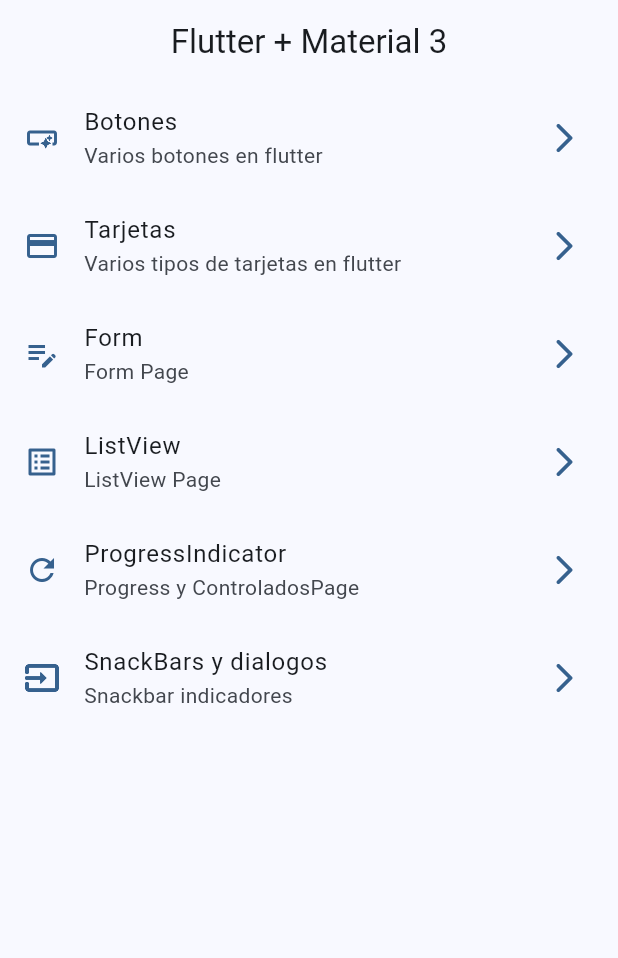
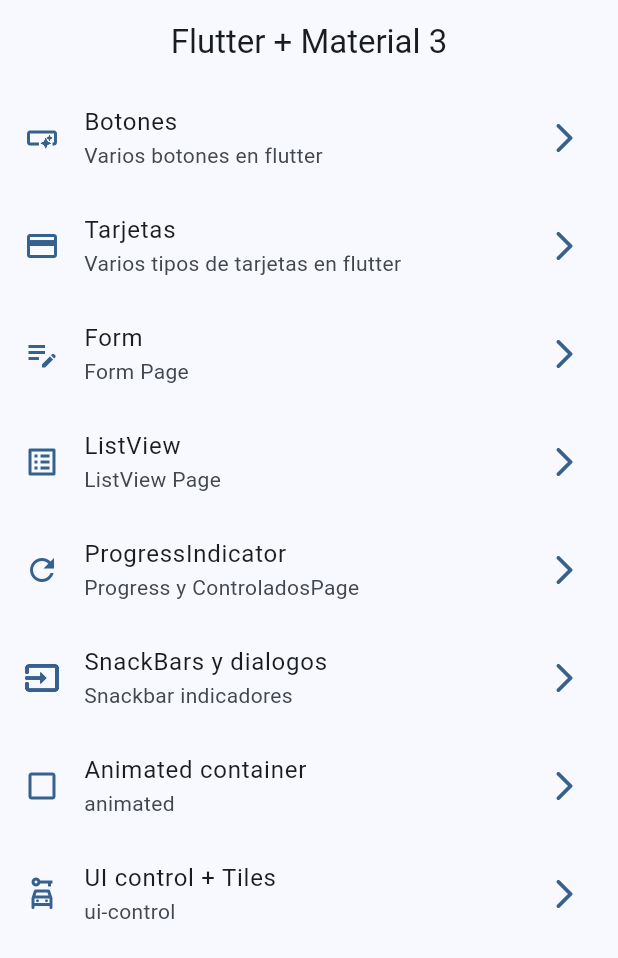
Before and after one commit to jntobar/flutter_widgets, a Flutter app: the screen it shows after launch, on a phone screen of 412 x 824 dp. Shown: the top 958 px of the screen. Run offline on Flutter 3.47's test engine with Material 3 defaults, Android fonts, the phone set to English and light mode, and no system bars; our stand-ins replace go_router.

Commit message:
Update ui-controls

```diff
--- a/lib/config/menu/menu_items.dart
+++ b/lib/config/menu/menu_items.dart
@@ -56,4 +56,20 @@ const appMenuItems = <MenuItems>[
     link: '/snackbars',
 
   ),
+  MenuItems(
+    title: 'Animated container',
+    subTitle: 'animated',
+    icon: Icons.check_box_outline_blank_outlined,
+    link: '/animated',
+
+  ),
+  MenuItems(
+    title: 'UI control + Tiles',
+    subTitle: 'ui-control',
+    icon: Icons.car_rental_outlined,
+    link: '/ui-control',
+
+  ),
+
+
 ];
--- a/lib/config/router/app_router.dart
+++ b/lib/config/router/app_router.dart
@@ -45,6 +45,12 @@ final appRouter = GoRouter(
       name: SnackbarScreen.name,
       builder: (context, state) => const SnackbarScreen(),
     ),
+    GoRoute(
+      path: '/ui-control',
+      name: UiControlsScreen.name,
+      builder: (context, state) => const UiControlsScreen(),
+    ),
+
 
   ],
 );
```
Also changed, not shown: lib/presentation/screens/animated/animated_screen.dart (+48 -3 lines), lib/presentation/screens/ui_controls/ui_controls_screen.dart (+82 -1 lines).
